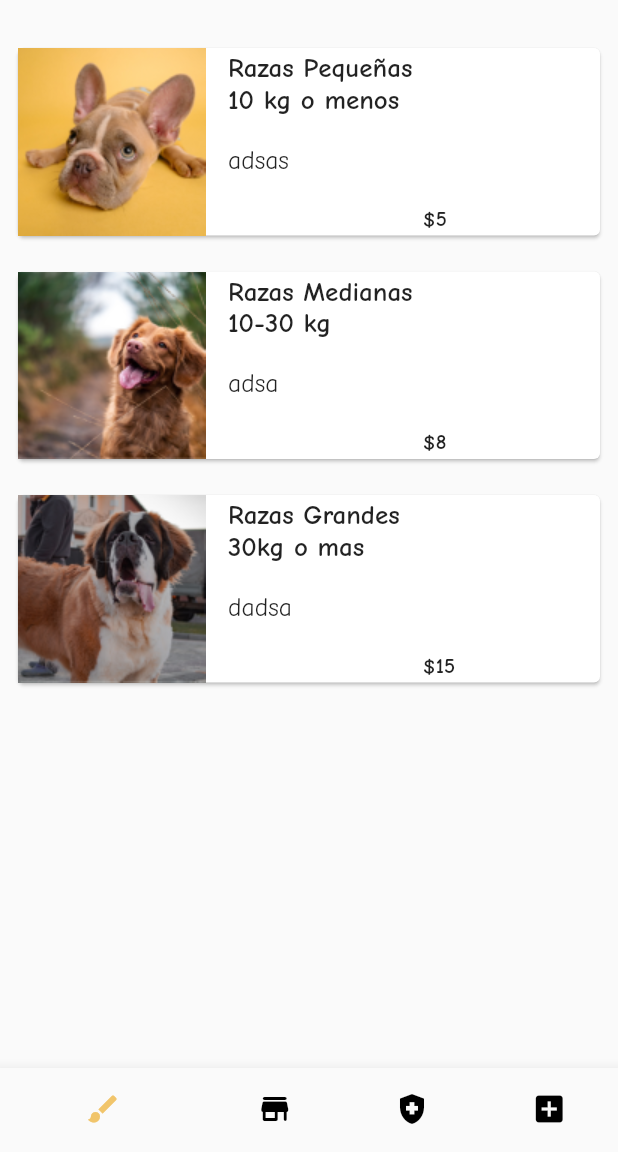
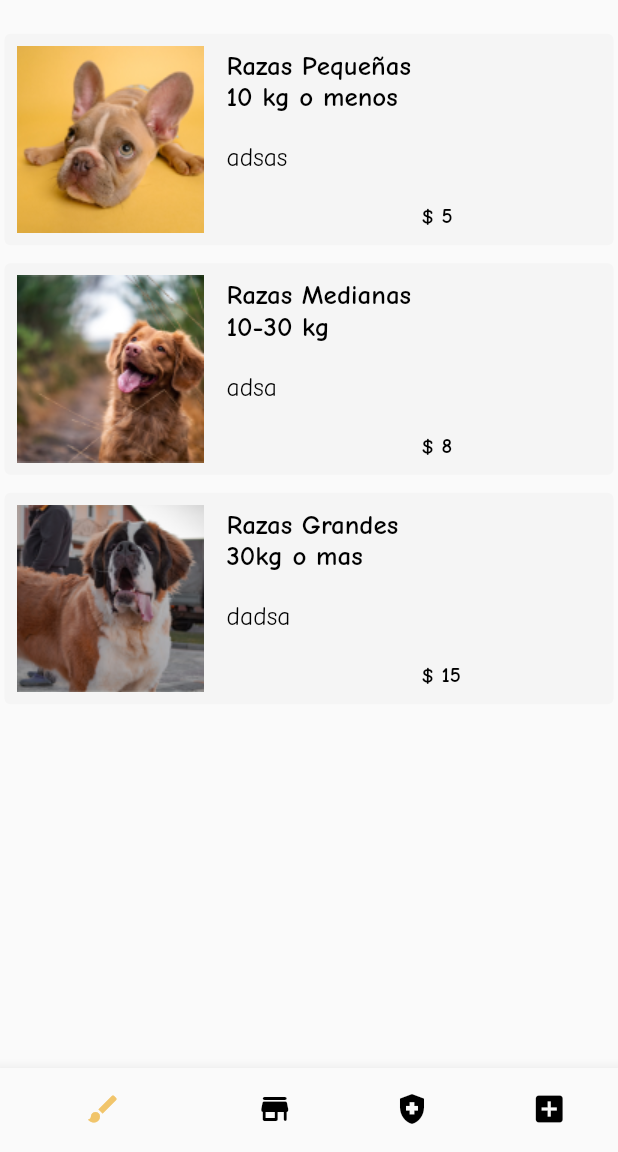
Before and after one commit to Anthonny222/puente-arcoiris, a Flutter app: the MenuNavigationScreen screen opened by its route, on a phone screen of 412 x 824 dp, the part 84-1236 px from its top. Run offline on Flutter 3.47's test engine with Material 2 defaults, Android fonts, the phone set to English and light mode, and no system bars; our stand-ins replace cloud_firestore, firebase_core, toggle_switch; accounts and stored records are empty.

```diff
--- a/lib/main.dart
+++ b/lib/main.dart
@@ -34,7 +34,7 @@ class MyApp extends StatelessWidget {
         debugShowCheckedModeBanner: false,
         title: 'Puente Arcoiris',
         theme: AppTheme.lighTheme,
-        initialRoute: AppRoutes.rutaMenuPrincipal,
+        initialRoute: AppRoutes.rutaInicial,
         routes: AppRoutes.routes,
       ),
     );
--- a/lib/routes/app-routes.dart
+++ b/lib/routes/app-routes.dart
@@ -31,7 +31,7 @@ class AppRoutes{
     'menu_nav': (BuildContext context) => const MenuNavigationScreen(),
     'perruqueria': (BuildContext context) => const PerruqueriaScreen(),
     'tienda': (BuildContext context) => const TiendaScreen(),
-    'salud': (BuildContext context) => const SaludScreen(),
+    'salud': (BuildContext context) => SaludScreen(),
     'funeraria': (BuildContext context) => const FunerariaScreen(),
 
 
--- a/lib/screens/menu/menu_navigation.dart
+++ b/lib/screens/menu/menu_navigation.dart
@@ -46,7 +46,7 @@ class _MenuNavigation extends StatelessWidget {
       return const TiendaScreen();
 
       case 2:
-      return const SaludScreen();
+      return SaludScreen();
 
       case 3:
       return const FunerariaScreen();
--- a/lib/screens/menu/perruqueria.dart
+++ b/lib/screens/menu/perruqueria.dart
@@ -8,34 +8,36 @@ class PerruqueriaScreen extends StatelessWidget {
 
   @override
   Widget build(BuildContext context) {
+
+    final size = MediaQuery.of(context).size;
+
     return ListView(
-        children: const[
-          Padding(
-            padding: EdgeInsets.symmetric(horizontal: 10, vertical: 10),
-
-          ),
-            CartaBotonPersonalizado(
-              raza: 'Razas Pequeñas',
+        children:[
+            SizedBox(
+              height: size.height* 0.02,
+            ),
+            const CartaBotonPersonalizado(
+              titulo: 'Razas Pequeñas',
               kgTipo: '10 kg o menos',
               image: 'assets/raza_pequeña.png',
               descripcion: 'adsas',
-              precio: '\$5',
+              precio: '5',
             ),
 
-            CartaBotonPersonalizado(
-              raza: 'Razas Medianas',
+            const CartaBotonPersonalizado(
+              titulo: 'Razas Medianas',
               kgTipo: '10-30 kg ',
               image: 'assets/raza_mediana.png',
               descripcion: 'adsa',
-              precio: '\$8',
+              precio: '8',
             ),
 
-            CartaBotonPersonalizado(
-              raza: 'Razas Grandes',
+            const CartaBotonPersonalizado(
+              titulo: 'Razas Grandes',
               kgTipo: '30kg o mas',
               image: 'assets/raza_grande.png',
               descripcion: 'dadsa',
-              precio: '\$15',
+              precio: '15',
             ),
         ]
       );
--- a/lib/screens/menu/tienda.dart
+++ b/lib/screens/menu/tienda.dart
@@ -1,5 +1,4 @@
 import 'package:flutter/material.dart';
-import 'package:puente_arcoiris/theme/app_theme.dart';
 import 'package:puente_arcoiris/widgets/widgets.dart';
 
 class TiendaScreen extends StatelessWidget {
--- a/lib/widgets/botonCarta_personalizado.dart
+++ b/lib/widgets/botonCarta_personalizado.dart
@@ -1,8 +1,10 @@
+
 import 'package:flutter/material.dart';
+import 'package:puente_arcoiris/theme/app_theme.dart';
 
 class CartaBotonPersonalizado extends StatelessWidget {
 
-  final String raza;
+  final String titulo;
   final String kgTipo;
   final String descripcion;
   final String image;
@@ -10,41 +12,53 @@ class CartaBotonPersonalizado extends StatelessWidget {
 
   const CartaBotonPersonalizado({
 
-    Key? key, required this.raza, required this.kgTipo, required this.descripcion, required this.image, required this.precio,
+    Key? key, required this.titulo, required this.kgTipo, required this.descripcion, required this.image, required this.precio,
   }) : super(key: key);
+
 
   @override
   Widget build(BuildContext context) {
-    return TextButton(
-      child: Card(
+
+    final size = MediaQuery.of(context).size;
+
+    return SizedBox(
+      width: size.width *0.9,
+      child: Padding(
+        padding: const EdgeInsets.symmetric(horizontal: 3, vertical: 6),
+        child: TextButton(
+          style: TextButton.styleFrom(
+            backgroundColor: Colors.grey[100],
+            foregroundColor: AppTheme.primary,
+          ),
           child: Row(
             children: [
-            Image(image: AssetImage(image)),
+              Image(image: AssetImage(image), fit: BoxFit.cover),
               Padding(
                 padding: const EdgeInsets.symmetric(horizontal: 15, vertical: 0),
                 child: Column(
                   crossAxisAlignment: CrossAxisAlignment.start,
-                mainAxisAlignment: MainAxisAlignment.spaceBetween,
+                  // mainAxisAlignment: MainAxisAlignment.spaceBetween,
                   children: [
-                  Text(raza, style: const TextStyle(fontFamily: 'Comic Neue Bold', fontSize: 18)),
-                  Text(kgTipo, style: const TextStyle(fontFamily: 'Comic Neue Bold', fontSize: 18)),
+                    Text(titulo, style: const TextStyle(fontFamily: 'Comic Neue Bold', fontSize: 18, color: Colors.black)),
+                    Text(kgTipo, style: const TextStyle(fontFamily: 'Comic Neue Bold', fontSize: 18, color: Colors.black)),
                     const SizedBox(height: 20,),
-                  Text(descripcion, style: const TextStyle(fontFamily: 'Comic Neue', fontSize: 17)),
+                    SizedBox( width: 200, child: Text(descripcion, maxLines: 4, overflow: TextOverflow.ellipsis, style: const TextStyle(fontFamily: 'Comic Neue', fontSize: 17, color: Colors.black))),
                     const SizedBox(height: 20),
                     Row(
                       mainAxisAlignment: MainAxisAlignment.spaceAround,
                       children: [
                         const SizedBox(width: 130,),
-                      Text(precio, style: const TextStyle(fontFamily: 'Comic Neue Bold'),)
+                        Text('\$ $precio', style: const TextStyle(fontFamily: 'Comic Neue Bold', color: Colors.black))
                       ],
                     )
                   ],
                 ),
               )
             ],
-        )
           ),
           onPressed: (){},
+        ),
+      ),
     );
   }
 }
--- a/lib/widgets/input_personalizado.dart
+++ b/lib/widgets/input_personalizado.dart
@@ -7,16 +7,17 @@ class InputPersonalizado extends StatelessWidget {
   final String? hintText;
   final String? labelText;
   final String? helperText;
+  final TextEditingController? controlador;
 
   const InputPersonalizado({
-    Key? key, this.keyboardType, this.obscureText = false, this.hintText, this.labelText, this.helperText,
+    Key? key, this.keyboardType, this.obscureText = false, this.hintText, this.labelText, this.helperText,this.controlador,
   }) : super(key: key);
 
   @override
   Widget build(BuildContext context) {
     return TextFormField(
+      controller: controlador,
       autofocus: false,
-      initialValue: '',
       keyboardType: keyboardType,
       obscureText: obscureText  ,
       autovalidateMode: AutovalidateMode.onUserInteraction,
--- a/lib/widgets/widgets.dart
+++ b/lib/widgets/widgets.dart
@@ -1,3 +1,5 @@
+
+export 'package:puente_arcoiris/widgets/botonFuneraria.dart';
 
 export 'package:puente_arcoiris/widgets/carta_tienda.dart';
 
```
Also changed, not shown: lib/screens/inicio/ingresar.dart (+5 -2 lines), lib/screens/inicio/menu_login.dart (+11 -9 lines), lib/screens/menu/funeraria.dart (+17 -4 lines), lib/screens/menu/salud.dart (+68 -4 lines), lib/services/firebase/firebase_service.dart (+15 -7 lines), lib/widgets/botonFuneraria.dart (added, +66 -0 lines), lib/widgets/carta_tienda.dart (+10 -6 lines). Lines whose indentation alone changed are shown as unchanged.
